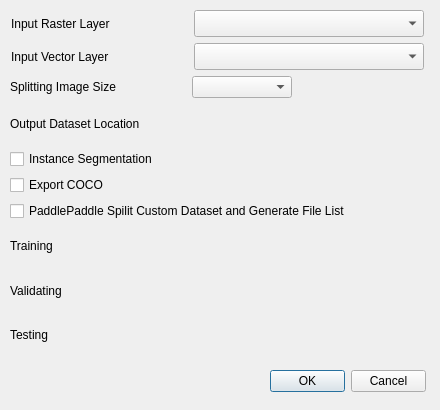
deepbands/deep-learning-datasets-maker, file deep-learning-datasets-maker/split_rs_data_dialog_base.ui: the form before one commit.
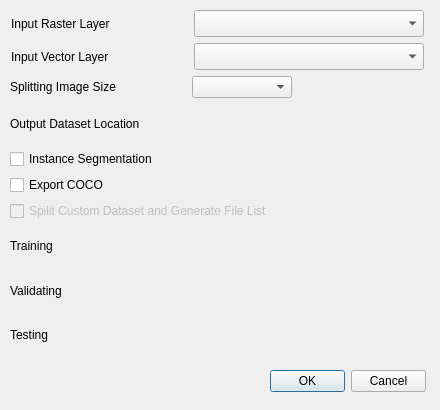
The form after the commit. Custom widgets are drawn as their Qt base class.

What changed in the file:
```diff
--- a/deep-learning-datasets-maker/split_rs_data_dialog_base.ui
+++ b/deep-learning-datasets-maker/split_rs_data_dialog_base.ui
@@ -258,10 +258,10 @@
     <item>
      <widget class="QCheckBox" name="checkBoxPaddle">
       <property name="enabled">
-       <bool>true</bool>
+       <bool>false</bool>
       </property>
       <property name="text">
-       <string>PaddlePaddle Spilit Custom Dataset and Generate File List</string>
+       <string>Spilit Custom Dataset and Generate File List</string>
       </property>
      </widget>
     </item>
```
